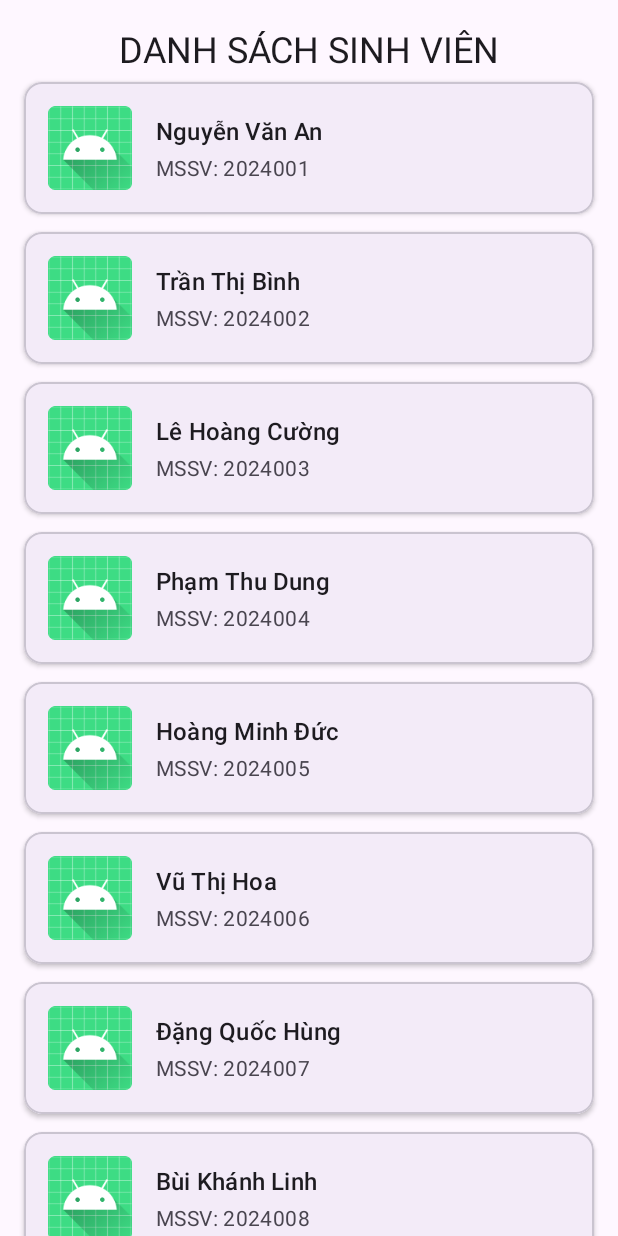
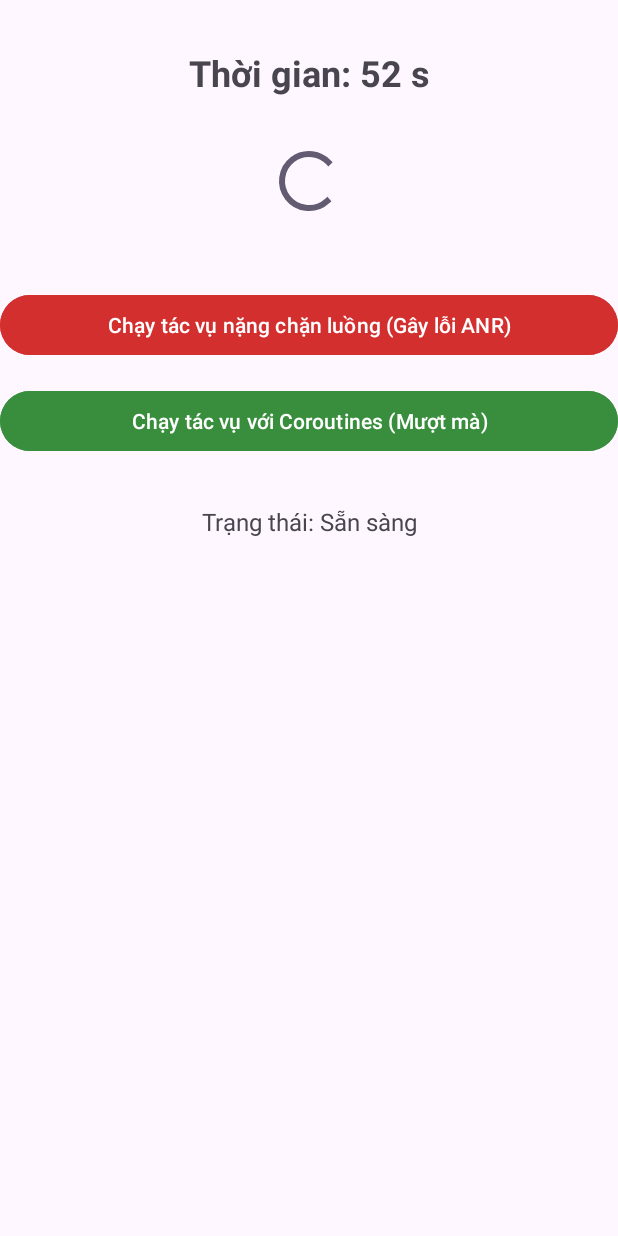
Before and after one commit to caotanloc038-del/LapTrinhMobile_2500114939_Lab4b, an Android app: the screen it shows after launch (MainActivity), on a phone screen of 412 x 824 dp. Run offline under Robolectric (Android 15) with nearby library versions, the phone set to English and light mode, and no system bars.

Commit message:
feat(lab4): implement Coroutines and fix ANR, viewBinding config

```diff
--- a/app/build.gradle.kts
+++ b/app/build.gradle.kts
@@ -44,4 +44,6 @@ dependencies {
     androidTestImplementation(libs.androidx.espresso.core)
     androidTestImplementation(libs.androidx.junit)
     implementation(libs.androidx.recyclerview)
+    implementation(libs.kotlinx.coroutines.android)
+    implementation(libs.androidx.lifecycle.runtime.ktx)
 }
--- a/app/src/main/java/vn/edu/vlsc/lab3/MainActivity.kt
+++ b/app/src/main/java/vn/edu/vlsc/lab3/MainActivity.kt
@@ -1,77 +1,63 @@
 package vn.edu.vlsc.lab3
 
+import android.os.Bundle
+import androidx.appcompat.app.AppCompatActivity
+import androidx.lifecycle.lifecycleScope
+import kotlinx.coroutines.Dispatchers
+import kotlinx.coroutines.delay
+import kotlinx.coroutines.launch
+import kotlinx.coroutines.withContext
+import vn.edu.vlsc.lab3.databinding.ActivityMainBinding
 
-import android.os.Bundle
-import android.widget.Toast
-import androidx.activity.enableEdgeToEdge
-import androidx.appcompat.app.AppCompatActivity
-import androidx.core.view.ViewCompat
-import androidx.core.view.WindowInsetsCompat
-import androidx.recyclerview.widget.LinearLayoutManager
-import vn.edu.vlsc.lab3.adapter.StudentAdapter
-import vn.edu.vlsc.lab3.databinding.ActivityMainBinding
-import vn.edu.vlsc.lab3.model.Student
 
 class MainActivity : AppCompatActivity() {
+
     private lateinit var binding: ActivityMainBinding
-    private val studentAdapter = StudentAdapter { student -> showStudentToast(student) }
-
+    private var isCounting = false
     override fun onCreate(savedInstanceState: Bundle?) {
         super.onCreate(savedInstanceState)
-        enableEdgeToEdge()
         binding = ActivityMainBinding.inflate(layoutInflater)
         setContentView(binding.root)
+        // Button 1: Gây lỗi ANR (Chặn Main Thread)
+        binding.btnBlockThread.setOnClickListener {
+            binding.tvStatus.text = "Trạng thái: Đang xử lý nặng (Gây đơ UI)..."
+            // Sleep chặn đứng luồng chính 5 giây (ProgressBar sẽ đứng im)
+            Thread.sleep(5000)
+            binding.tvStatus.text = "Trạng thái: Xử lý xong (Main Thread)!"
+        }
+        // Button 2: Giải pháp với Kotlin Coroutines
+        binding.btnRunCoroutine.setOnClickListener {
+            binding.tvStatus.text = "Trạng thái: Đang xử lý ngầm bằng Coroutines..."
+            // Khởi chạy Coroutine theo vòng đời Activity
+            lifecycleScope.launch(Dispatchers.IO) {
+                // Gọi hàm xử lý nặng (suspend) trên luồng IO
+                val result = doHeavyCalculation()
 
-        applyWindowInsets()
-        setupRecyclerView()
-        studentAdapter.submitList(getSampleStudents())
-        var currentList = getSampleStudents()
-        binding.tvTitle.setOnClickListener {
-            currentList = currentList.drop(1) // Tạo danh sách MỚI bằng cách bỏ phần tử đầu tiên
-            studentAdapter.submitList(currentList)
+                // Chuyển luồng cập nhật giao diện an toàn (Main)
+                withContext(Dispatchers.Main) {
+                    binding.tvStatus.text = result
+                }
+            }
+        }
+        startCountdownTimer()
+    }
+    // Hàm suspend chạy ngầm không chặn luồng
+    private suspend fun doHeavyCalculation(): String {
+        delay(5000) // Tạm dừng an toàn 5 giây, trả CPU cho UI
+        return "Trạng thái: Xử lý xong mượt mà (Coroutines)!"
+    }
+    // Đồng hồ đếm ngược bất đồng bộ
+    private fun startCountdownTimer() {
+        if (isCounting) return
+        isCounting = true
+
+        lifecycleScope.launch(Dispatchers.Main) {
+            for (i in 60 downTo 1) {
+                binding.tvCountdown.text = "Thời gian: $i s"
+                delay(1000) // Đợi 1 giây, ProgressBar vẫn xoay mượt mà
+            }
+            binding.tvCountdown.text = "Thời gian: Hết giờ!"
+            isCounting = false
         }
     }
-
-    private fun applyWindowInsets() {
-        ViewCompat.setOnApplyWindowInsetsListener(binding.root) { view, insets ->
-            val types = WindowInsetsCompat.Type.systemBars() or
-                    WindowInsetsCompat.Type.displayCutout()
-            val bars = insets.getInsets(types)
-            view.setPadding(bars.left, bars.top, bars.right, bars.bottom)
-            insets
-        }
-    }
-
-    private fun setupRecyclerView() {
-        binding.rvStudents.apply {
-            layoutManager = LinearLayoutManager(this@MainActivity)
-            adapter = studentAdapter
-            setHasFixedSize(true)
-        }
-    }
-
-    private fun showStudentToast(student: Student) {
-        Toast.makeText(
-            this,
-            getString(R.string.student_selected, student.name, student.mssv),
-            Toast.LENGTH_SHORT
-        ).show()
-    }
-
-    private fun getSampleStudents(): List<Student> {
-        val avatar = R.mipmap.ic_launcher_round
-        return listOf(
-            Student(1, "Nguyễn Văn An", "2024001", avatar),
-            Student(2, "Trần Thị Bình", "2024002", avatar),
-            Student(3, "Lê Hoàng Cường", "2024003", avatar),
-            Student(4, "Phạm Thu Dung", "2024004", avatar),
-            Student(5, "Hoàng Minh Đức", "2024005", avatar),
-            Student(6, "Vũ Thị Hoa", "2024006", avatar),
-            Student(7, "Đặng Quốc Hùng", "2024007", avatar),
-            Student(8, "Bùi Khánh Linh", "2024008", avatar),
-            Student(9, "Ngô Tuấn Minh", "2024009", avatar),
-            Student(10, "Đỗ Thùy Trang", "2024010", avatar)
-        )
-    }
-
 }
--- a/app/src/main/res/layout/activity_main.xml
+++ b/app/src/main/res/layout/activity_main.xml
@@ -9,19 +9,55 @@
     tools:context=".MainActivity">
 
     <TextView
-        android:id="@+id/tvTitle"
+        android:id="@+id/tvCountdown"
         android:layout_width="wrap_content"
         android:layout_height="wrap_content"
-        android:layout_marginTop="16dp"
-        android:layout_marginBottom="8dp"
-        android:text="@string/title_student_list"
-        android:textAppearance="?attr/textAppearanceHeadlineSmall"
+        android:text="Thời gian: 60 s"
+        android:textSize="24sp"
+        android:textStyle="bold"
+        app:layout_constraintTop_toTopOf="parent"
+        app:layout_constraintStart_toStartOf="parent"
         app:layout_constraintEnd_toEndOf="parent"
+        android:layout_marginTop="32dp"/>
+
+    <ProgressBar
+        android:id="@+id/progressBar"
+        android:layout_width="wrap_content"
+        android:layout_height="wrap_content"
+        android:layout_marginTop="32dp"
+        app:layout_constraintTop_toBottomOf="@id/tvCountdown"
         app:layout_constraintStart_toStartOf="parent"
-        app:layout_constraintTop_toTopOf="parent" />
+        app:layout_constraintEnd_toEndOf="parent" />
+
+    <Button
+        android:id="@+id/btnBlockThread"
+        android:layout_width="match_parent"
+        android:layout_height="wrap_content"
+        android:text="Chạy tác vụ nặng chặn luồng (Gây lỗi ANR)"
+        android:backgroundTint="#D32F2F"
+        app:layout_constraintTop_toBottomOf="@id/progressBar"
+        android:layout_marginTop="48dp"/>
+    <Button
+        android:id="@+id/btnRunCoroutine"
+        android:layout_width="match_parent"
+        android:layout_height="wrap_content"
+        android:text="Chạy tác vụ với Coroutines (Mượt mà)"
+        android:backgroundTint="#388E3C"
+        app:layout_constraintTop_toBottomOf="@id/btnBlockThread"
+        android:layout_marginTop="16dp"/>
+
+    <TextView
+        android:id="@+id/tvStatus"
+        android:layout_width="match_parent"
+        android:layout_height="wrap_content"
+        android:text="Trạng thái: Sẵn sàng"
+        android:textSize="16sp"
+        android:textAlignment="center"
+        app:layout_constraintTop_toBottomOf="@id/btnRunCoroutine"
+        android:layout_marginTop="32dp"/>
 
     <androidx.recyclerview.widget.RecyclerView
-        android:id="@+id/rvStudents"
+        android:id="@+id/tvTitle"
         android:layout_width="0dp"
         android:layout_height="0dp"
         android:clipToPadding="false"
--- a/gradle/libs.versions.toml
+++ b/gradle/libs.versions.toml
@@ -9,6 +9,8 @@ material = "1.14.0"
 activityKtx = "1.13.0"
 constraintlayout = "2.2.2"
 recyclerview = "1.4.0"
+coroutines = "1.8.0"
+lifecycle = "2.7.0"
 
 [libraries]
 androidx-core-ktx = { group = "androidx.core", name = "core-ktx", version.ref = "coreKtx" }
@@ -20,6 +22,7 @@ material = { group = "com.google.android.material", name = "material", version.r
 androidx-activity-ktx = { group = "androidx.activity", name = "activity-ktx", version.ref = "activityKtx" }
 androidx-constraintlayout = { group = "androidx.constraintlayout", name = "constraintlayout", version.ref = "constraintlayout" }
 androidx-recyclerview = { group = "androidx.recyclerview", name = "recyclerview", version.ref = "recyclerview" }
-
+kotlinx-coroutines-android = { module ="org.jetbrains.kotlinx:kotlinx-coroutines-android", version.ref ="coroutines" }
+androidx-lifecycle-runtime-ktx = { module ="androidx.lifecycle:lifecycle-runtime-ktx", version.ref ="lifecycle" }
 [plugins]
 android-application = { id = "com.android.application", version.ref = "agp" }
```
Also changed, not shown: 583 other files.
